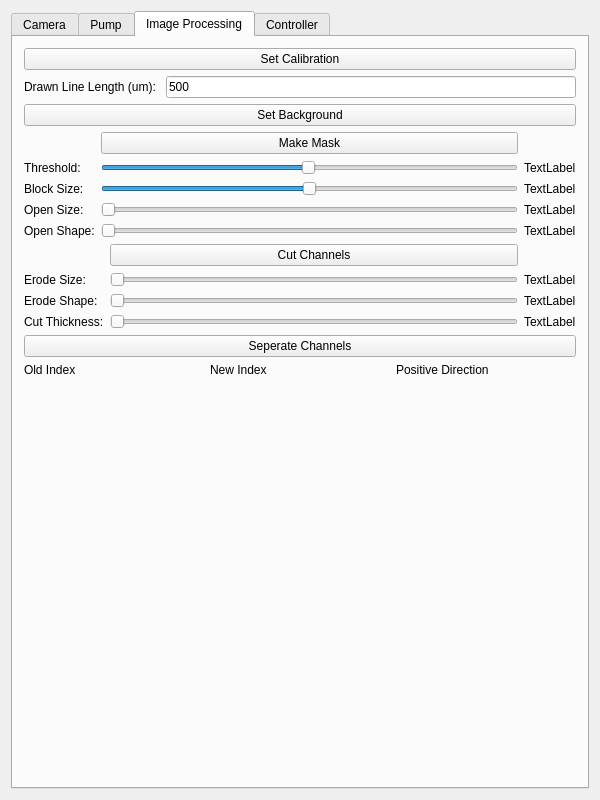
Qt form EVA00/ueva/setup.ui (DaveSketchySpeedway/RoboDrop) before a commit.
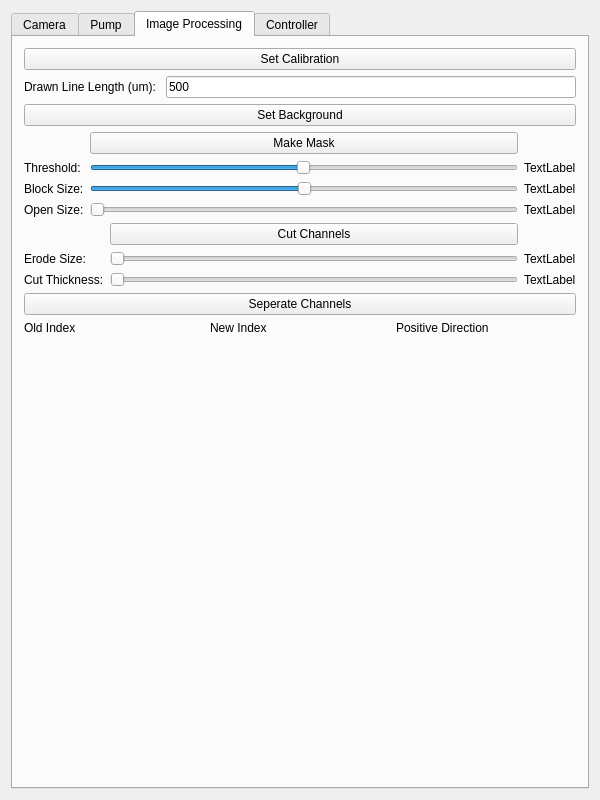
The same form after that commit. The open tabs and pages were chosen to show the change.

Commit message: deleted structuring element shape gui options improved shortcuts changed channel direction passing

```diff
--- a/EVA00/ueva/setup.ui
+++ b/EVA00/ueva/setup.ui
@@ -241,33 +241,6 @@
              </property>
             </widget>
            </item>
-           <item row="4" column="0">
-            <widget class="QLabel" name="label_12">
-             <property name="text">
-              <string>Open Shape:</string>
-             </property>
-            </widget>
-           </item>
-           <item row="4" column="1">
-            <widget class="QSlider" name="openShapeSlider">
-             <property name="maximum">
-              <number>2</number>
-             </property>
-             <property name="pageStep">
-              <number>1</number>
-             </property>
-             <property name="orientation">
-              <enum>Qt::Horizontal</enum>
-             </property>
-            </widget>
-           </item>
-           <item row="4" column="2">
-            <widget class="QLabel" name="openShapeLabel">
-             <property name="text">
-              <string>TextLabel</string>
-             </property>
-            </widget>
-           </item>
            <item row="1" column="0">
             <widget class="QLabel" name="label_8">
              <property name="text">
@@ -352,13 +325,6 @@
          </item>
          <item>
           <layout class="QGridLayout" name="gridLayout_6">
-           <item row="2" column="0">
-            <widget class="QLabel" name="label_15">
-             <property name="text">
-              <string>Erode Shape:</string>
-             </property>
-            </widget>
-           </item>
            <item row="1" column="2">
             <widget class="QLabel" name="erodeSizeLabel">
              <property name="text">
@@ -386,34 +352,7 @@
              </property>
             </widget>
            </item>
-           <item row="2" column="2">
-            <widget class="QLabel" name="erodeShapeLabel">
-             <property name="text">
-              <string>TextLabel</string>
-             </property>
-            </widget>
-           </item>
            <item row="2" column="1">
-            <widget class="QSlider" name="erodeShapeSlider">
-             <property name="maximum">
-              <number>2</number>
-             </property>
-             <property name="pageStep">
-              <number>1</number>
-             </property>
-             <property name="orientation">
-              <enum>Qt::Horizontal</enum>
-             </property>
-            </widget>
-           </item>
-           <item row="3" column="0">
-            <widget class="QLabel" name="label_16">
-             <property name="text">
-              <string>Cut Thickness:</string>
-             </property>
-            </widget>
-           </item>
-           <item row="3" column="1">
             <widget class="QSlider" name="cutThicknessSlider">
              <property name="maximum">
               <number>10</number>
@@ -426,7 +365,7 @@
              </property>
             </widget>
            </item>
-           <item row="3" column="2">
+           <item row="2" column="2">
             <widget class="QLabel" name="cutThicknessLabel">
              <property name="text">
               <string>TextLabel</string>
@@ -443,6 +382,13 @@
              </property>
             </widget>
            </item>
+           <item row="2" column="0">
+            <widget class="QLabel" name="label_16">
+             <property name="text">
+              <string>Cut Thickness:</string>
+             </property>
+            </widget>
+           </item>
           </layout>
          </item>
          <item>
```
Left out of the diff: 2 changed lines with no effect on the pictures. The commit also changes 7 other files.
